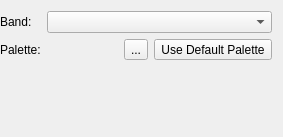
Qt form src/qt-widgets/RasterLayerOptionsWidgetUi.ui (GPlates/GPlates) before a commit.
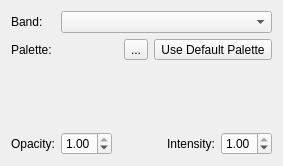
The same form after that commit. Icons and pictures are not drawn.

The edit to the form file:
```diff
--- a/src/qt-widgets/RasterLayerOptionsWidgetUi.ui
+++ b/src/qt-widgets/RasterLayerOptionsWidgetUi.ui
@@ -1,25 +1,28 @@
 <?xml version="1.0" encoding="UTF-8"?>
 <ui version="4.0">
  <class>RasterLayerOptionsWidget</class>
- <widget class="QWidget" name="RasterLayerOptionsWidget">
-  <property name="geometry">
+ <widget class="QWidget" name="RasterLayerOptionsWidget" >
+  <property name="geometry" >
    <rect>
     <x>0</x>
     <y>0</y>
     <width>283</width>
-    <height>137</height>
+    <height>166</height>
    </rect>
   </property>
-  <property name="windowTitle">
+  <property name="sizePolicy" >
+   <sizepolicy vsizetype="Preferred" hsizetype="Preferred" >
+    <horstretch>0</horstretch>
+    <verstretch>0</verstretch>
+   </sizepolicy>
+  </property>
+  <property name="windowTitle" >
    <string>Layers</string>
   </property>
-  <layout class="QGridLayout" name="gridLayout">
-   <property name="leftMargin">
-    <number>0</number>
-   </property>
-   <item row="0" column="0">
-    <widget class="QLabel" name="band_label">
-     <property name="text">
+  <layout class="QGridLayout" name="gridLayout" >
+   <item row="0" column="0" >
+    <widget class="QLabel" name="band_label" >
+     <property name="text" >
       <string>Band:</string>
      </property>
     </widget>
@@ -105,6 +108,83 @@
      </property>
     </widget>
    </item>
+   <item row="3" column="0" >
+    <widget class="QLabel" name="opacity_label" >
+     <property name="text" >
+      <string>Opacity:</string>
+     </property>
+    </widget>
+   </item>
+   <item row="3" column="1" >
+    <widget class="QWidget" native="1" name="opacity_intensity_widget" >
+     <property name="sizePolicy" >
+      <sizepolicy vsizetype="Fixed" hsizetype="Preferred" >
+       <horstretch>0</horstretch>
+       <verstretch>0</verstretch>
+      </sizepolicy>
+     </property>
+     <layout class="QHBoxLayout" name="horizontalLayout" >
+      <property name="margin" >
+       <number>0</number>
+      </property>
+      <item>
+       <widget class="QDoubleSpinBox" name="opacity_spinbox" >
+        <property name="sizePolicy" >
+         <sizepolicy vsizetype="Fixed" hsizetype="Minimum" >
+          <horstretch>0</horstretch>
+          <verstretch>0</verstretch>
+         </sizepolicy>
+        </property>
+        <property name="maximum" >
+         <double>1.000000000000000</double>
+        </property>
+        <property name="singleStep" >
+         <double>0.040000000000000</double>
+        </property>
+        <property name="value" >
+         <double>1.000000000000000</double>
+        </property>
+       </widget>
+      </item>
+      <item>
+       <spacer name="opacity_intensity_spacer" >
+        <property name="orientation" >
+         <enum>Qt::Horizontal</enum>
+        </property>
+        <property name="sizeType" >
+         <enum>QSizePolicy::Expanding</enum>
+        </property>
+        <property name="sizeHint" stdset="0" >
+         <size>
+          <width>169</width>
+          <height>20</height>
+         </size>
+        </property>
+       </spacer>
+      </item>
+      <item>
+       <widget class="QLabel" name="intensity_label" >
+        <property name="text" >
+         <string>Intensity:</string>
+        </property>
+       </widget>
+      </item>
+      <item>
+       <widget class="QDoubleSpinBox" name="intensity_spinbox" >
+        <property name="maximum" >
+         <double>1.000000000000000</double>
+        </property>
+        <property name="singleStep" >
+         <double>0.040000000000000</double>
+        </property>
+        <property name="value" >
+         <double>1.000000000000000</double>
+        </property>
+       </widget>
+      </item>
+     </layout>
+    </widget>
+   </item>
   </layout>
  </widget>
  <resources>
```
Left out of the diff: 65 changed lines with no effect on the pictures.
